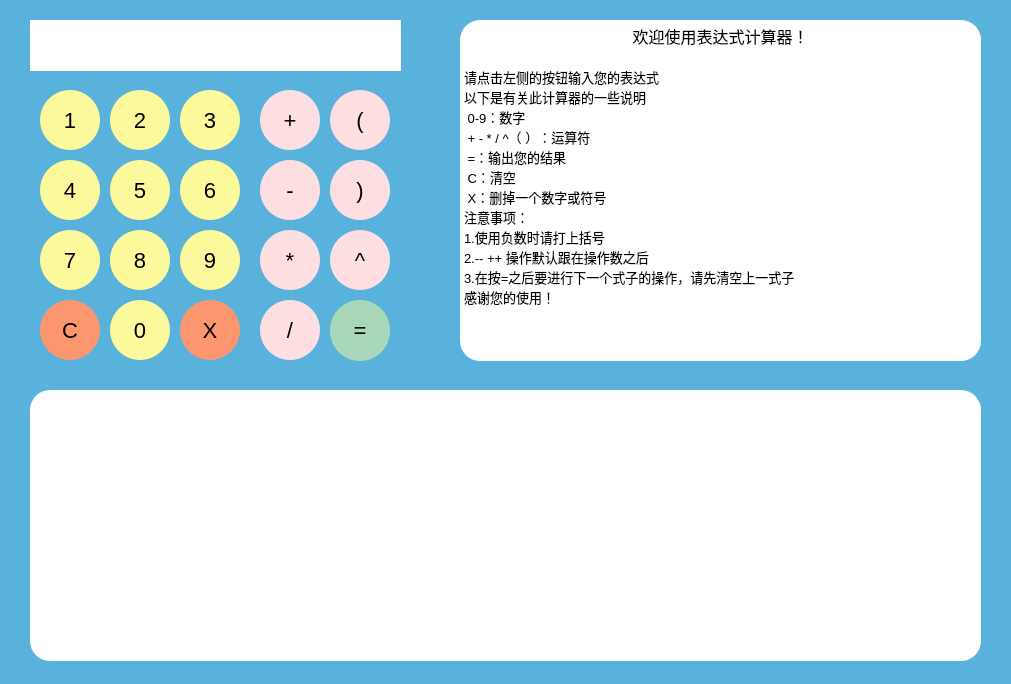
Qt form StackCal/stackcal.ui (Erout/Qt) before a commit.
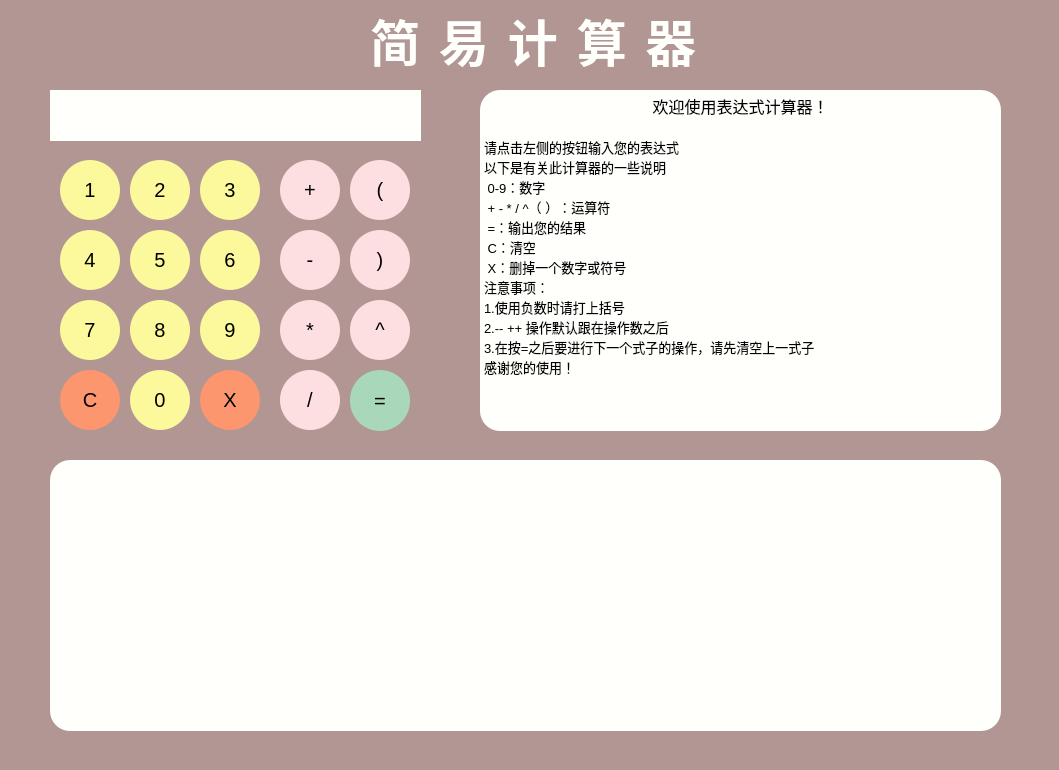
The same form after that commit.

```diff
--- a/StackCal/stackcal.ui
+++ b/StackCal/stackcal.ui
@@ -6,8 +6,8 @@
    <rect>
     <x>0</x>
     <y>0</y>
-    <width>1011</width>
-    <height>684</height>
+    <width>1059</width>
+    <height>770</height>
    </rect>
   </property>
   <property name="windowTitle">
@@ -15,14 +15,14 @@
   </property>
   <property name="styleSheet">
    <string notr="true">QWidget{
-background-color:rgb(88,178,220);
+	background-color:rgb(177,150,147);
 }</string>
   </property>
   <widget class="QPushButton" name="one">
    <property name="geometry">
     <rect>
-     <x>40</x>
-     <y>90</y>
+     <x>60</x>
+     <y>160</y>
      <width>60</width>
      <height>60</height>
     </rect>
@@ -32,9 +32,10 @@
 	background-color: rgb(252,249,156);
 	color:black ;
 	font-family:'Comic Sans MS', cursive, sans-serif;
-	font-size:22px;
+	font-size:20px;
 	border:none;
 	border-radius: 30px 30px 30px 30px;
+	transition:all 0.5s;
  }
 QPushButton:hover{
 	background-color:rgb(249,191,69);
@@ -47,8 +48,8 @@
   <widget class="QPushButton" name="two">
    <property name="geometry">
     <rect>
-     <x>110</x>
-     <y>90</y>
+     <x>130</x>
+     <y>160</y>
      <width>60</width>
      <height>60</height>
     </rect>
@@ -58,9 +59,10 @@
 	background-color: rgb(252,249,156);
 	color:black ;
 	font-family:'Comic Sans MS', cursive, sans-serif;
-	font-size:22px;
+	font-size:20px;
 	border:none;
 	border-radius: 30px 30px 30px 30px;
+	transition:all 0.5s;
  }
 QPushButton:hover{
 	background-color:rgb(249,191,69);
@@ -73,8 +75,8 @@
   <widget class="QPushButton" name="three">
    <property name="geometry">
     <rect>
-     <x>180</x>
-     <y>90</y>
+     <x>200</x>
+     <y>160</y>
      <width>60</width>
      <height>60</height>
     </rect>
@@ -84,9 +86,10 @@
 	background-color: rgb(252,249,156);
 	color:black ;
 	font-family:'Comic Sans MS', cursive, sans-serif;
-	font-size:22px;
+	font-size:20px;
 	border:none;
 	border-radius: 30px 30px 30px 30px;
+	transition:all 0.5s;
  }
 QPushButton:hover{
 	background-color:rgb(249,191,69);
@@ -99,8 +102,8 @@
   <widget class="QPushButton" name="four">
    <property name="geometry">
     <rect>
-     <x>40</x>
-     <y>160</y>
+     <x>60</x>
+     <y>230</y>
      <width>60</width>
      <height>60</height>
     </rect>
@@ -110,9 +113,10 @@
 	background-color: rgb(252,249,156);
 	color:black ;
 	font-family:'Comic Sans MS', cursive, sans-serif;
-	font-size:22px;
+	font-size:20px;
 	border:none;
 	border-radius: 30px 30px 30px 30px;
+	transition:all 0.5s;
  }
 QPushButton:hover{
 	background-color:rgb(249,191,69);
@@ -125,8 +129,8 @@
   <widget class="QPushButton" name="five">
    <property name="geometry">
     <rect>
-     <x>110</x>
-     <y>160</y>
+     <x>130</x>
+     <y>230</y>
      <width>60</width>
      <height>60</height>
     </rect>
@@ -136,9 +140,10 @@
 	background-color: rgb(252,249,156);
 	color:black ;
 	font-family:'Comic Sans MS', cursive, sans-serif;
-	font-size:22px;
+	font-size:20px;
 	border:none;
 	border-radius: 30px 30px 30px 30px;
+	transition:all 0.5s;
  }
 QPushButton:hover{
 	background-color:rgb(249,191,69);
@@ -151,8 +156,8 @@
   <widget class="QPushButton" name="six">
    <property name="geometry">
     <rect>
-     <x>180</x>
-     <y>160</y>
+     <x>200</x>
+     <y>230</y>
      <width>60</width>
      <height>60</height>
     </rect>
@@ -162,9 +167,10 @@
 	background-color: rgb(252,249,156);
 	color:black ;
 	font-family:'Comic Sans MS', cursive, sans-serif;
-	font-size:22px;
+	font-size:20px;
 	border:none;
 	border-radius: 30px 30px 30px 30px;
+	transition:all 0.5s;
  }
 QPushButton:hover{
 	background-color:rgb(249,191,69);
@@ -177,8 +183,8 @@
   <widget class="QPushButton" name="seven">
    <property name="geometry">
     <rect>
-     <x>40</x>
-     <y>230</y>
+     <x>60</x>
+     <y>300</y>
      <width>60</width>
      <height>60</height>
     </rect>
@@ -188,9 +194,10 @@
 	background-color: rgb(252,249,156);
 	color:black ;
 	font-family:'Comic Sans MS', cursive, sans-serif;
-	font-size:22px;
+	font-size:20px;
 	border:none;
 	border-radius: 30px 30px 30px 30px;
+	transition:all 0.5s;
  }
 QPushButton:hover{
 	background-color:rgb(249,191,69);
@@ -203,8 +210,8 @@
   <widget class="QPushButton" name="eight">
    <property name="geometry">
     <rect>
-     <x>110</x>
-     <y>230</y>
+     <x>130</x>
+     <y>300</y>
      <width>60</width>
      <height>60</height>
     </rect>
@@ -214,9 +221,10 @@
 	background-color: rgb(252,249,156);
 	color:black ;
 	font-family:'Comic Sans MS', cursive, sans-serif;
-	font-size:22px;
+	font-size:20px;
 	border:none;
 	border-radius: 30px 30px 30px 30px;
+	transition:all 0.5s;
  }
 QPushButton:hover{
 	background-color:rgb(249,191,69);
@@ -229,8 +237,8 @@
   <widget class="QPushButton" name="nine">
    <property name="geometry">
     <rect>
-     <x>180</x>
-     <y>230</y>
+     <x>200</x>
+     <y>300</y>
      <width>60</width>
      <height>60</height>
     </rect>
@@ -240,9 +248,10 @@
 	background-color: rgb(252,249,156);
 	color:black ;
 	font-family:'Comic Sans MS', cursive, sans-serif;
-	font-size:22px;
+	font-size:20px;
 	border:none;
 	border-radius: 30px 30px 30px 30px;
+	transition:all 0.5s;
  }
 QPushButton:hover{
 	background-color:rgb(249,191,69);
@@ -255,8 +264,8 @@
   <widget class="QPushButton" name="zero">
    <property name="geometry">
     <rect>
-     <x>110</x>
-     <y>300</y>
+     <x>130</x>
+     <y>370</y>
      <width>60</width>
      <height>60</height>
     </rect>
@@ -266,9 +275,10 @@
 	background-color: rgb(252,249,156);
 	color:black ;
 	font-family:'Comic Sans MS', cursive, sans-serif;
-	font-size:22px;
+	font-size:20px;
 	border:none;
 	border-radius: 30px 30px 30px 30px;
+	transition:all 0.5s;
  }
 QPushButton:hover{
 	background-color:rgb(249,191,69);
@@ -281,8 +291,8 @@
   <widget class="QPushButton" name="erase">
    <property name="geometry">
     <rect>
-     <x>180</x>
-     <y>300</y>
+     <x>200</x>
+     <y>370</y>
      <width>60</width>
      <height>60</height>
     </rect>
@@ -292,7 +302,7 @@
 	background-color: rgb(251,150,110);
 	color:black ;
 	font-family:'Comic Sans MS', cursive, sans-serif;
-	font-size:22px;
+	font-size:20px;
 	border:none;
 	border-radius: 30px 30px 30px 30px;
  }
@@ -307,8 +317,8 @@
   <widget class="QPushButton" name="clear">
    <property name="geometry">
     <rect>
-     <x>40</x>
-     <y>300</y>
+     <x>60</x>
+     <y>370</y>
      <width>60</width>
      <height>60</height>
     </rect>
@@ -318,7 +328,7 @@
 	background-color: rgb(251,150,110);
 	color:black ;
 	font-family:'Comic Sans MS', cursive, sans-serif;
-	font-size:22px;
+	font-size:20px;
 	border:none;
 	border-radius: 30px 30px 30px 30px;
  }
@@ -333,8 +343,8 @@
   <widget class="QPushButton" name="add">
    <property name="geometry">
     <rect>
-     <x>260</x>
-     <y>90</y>
+     <x>280</x>
+     <y>160</y>
      <width>60</width>
      <height>60</height>
     </rect>
@@ -344,7 +354,7 @@
 	background-color: rgb(254,223,225);
 	color:black ;
 	font-family:'Comic Sans MS', cursive, sans-serif;
-	font-size:22px;
+	font-size:20px;
 	border:none;
 	border-radius: 30px 30px 30px 30px;
  }
@@ -359,8 +369,8 @@
   <widget class="QPushButton" name="sub">
    <property name="geometry">
     <rect>
-     <x>260</x>
-     <y>160</y>
+     <x>280</x>
+     <y>230</y>
      <width>60</width>
      <height>60</height>
     </rect>
@@ -370,7 +380,7 @@
 	background-color: rgb(254,223,225);
 	color:black ;
 	font-family:'Comic Sans MS', cursive, sans-serif;
-	font-size:22px;
+	font-size:20px;
 	border:none;
 	border-radius: 30px 30px 30px 30px;
  }
@@ -385,8 +395,8 @@
   <widget class="QPushButton" name="mul">
    <property name="geometry">
     <rect>
-     <x>260</x>
-     <y>230</y>
+     <x>280</x>
+     <y>300</y>
      <width>60</width>
      <height>60</height>
     </rect>
@@ -396,7 +406,7 @@
 	background-color: rgb(254,223,225);
 	color:black ;
 	font-family:'Comic Sans MS', cursive, sans-serif;
-	font-size:22px;
+	font-size:20px;
 	border:none;
 	border-radius: 30px 30px 30px 30px;
  }
@@ -411,8 +421,8 @@
   <widget class="QPushButton" name="exc">
    <property name="geometry">
     <rect>
-     <x>260</x>
-     <y>300</y>
+     <x>280</x>
+     <y>370</y>
      <width>60</width>
      <height>60</height>
     </rect>
@@ -422,7 +432,7 @@
 	background-color: rgb(254,223,225);
 	color:black ;
 	font-family:'Comic Sans MS', cursive, sans-serif;
-	font-size:22px;
+	font-size:20px;
 	border:none;
 	border-radius: 30px 30px 30px 30px;
  }
@@ -437,15 +447,15 @@
   <widget class="QTextBrowser" name="textBrowser">
    <property name="geometry">
     <rect>
-     <x>30</x>
-     <y>20</y>
+     <x>50</x>
+     <y>90</y>
      <width>371</width>
      <height>51</height>
     </rect>
    </property>
    <property name="styleSheet">
     <string notr="true">QTextBrowser{
-background-color:white;
+background-color:rgb(255,255,251);
 font-family:'Comic Sans MS', cursive, sans-serif;
 font-size:20px;
 border:none;
@@ -455,8 +465,8 @@
   <widget class="QPushButton" name="equal">
    <property name="geometry">
     <rect>
-     <x>330</x>
-     <y>300</y>
+     <x>350</x>
+     <y>370</y>
      <width>60</width>
      <height>61</height>
     </rect>
@@ -466,7 +476,7 @@
 	background-color: rgb(168,216,185);
 	color:black ;
 	font-family:'Comic Sans MS', cursive, sans-serif;
-	font-size:22px;
+	font-size:20px;
 	border:none;
 	border-radius: 30px 30px 30px 30px;
  }
@@ -481,15 +491,15 @@
   <widget class="QTableView" name="tableView">
    <property name="geometry">
     <rect>
-     <x>30</x>
-     <y>390</y>
+     <x>50</x>
+     <y>460</y>
      <width>951</width>
      <height>271</height>
     </rect>
    </property>
    <property name="styleSheet">
     <string notr="true">QTableView{
-	background-color:white;
+	background-color:rgb(255,255,251);
 	border:none;
 	border-radius:20 20 20 20;
 }</string>
@@ -498,8 +508,8 @@
   <widget class="QPushButton" name="leftKuo">
    <property name="geometry">
     <rect>
-     <x>330</x>
-     <y>90</y>
+     <x>350</x>
+     <y>160</y>
      <width>60</width>
      <height>60</height>
     </rect>
@@ -509,7 +519,7 @@
 	background-color: rgb(254,223,225);
 	color:black ;
 	font-family:'Comic Sans MS', cursive, sans-serif;
-	font-size:22px;
+	font-size:20px;
 	border:none;
 	border-radius: 30px 30px 30px 30px;
  }
@@ -524,8 +534,8 @@
   <widget class="QPushButton" name="rightKuo">
    <property name="geometry">
     <rect>
-     <x>330</x>
-     <y>160</y>
+     <x>350</x>
+     <y>230</y>
      <width>60</width>
      <height>60</height>
     </rect>
@@ -535,7 +545,7 @@
 	background-color: rgb(254,223,225);
 	color:black ;
 	font-family:'Comic Sans MS', cursive, sans-serif;
-	font-size:22px;
+	font-size:20px;
 	border:none;
 	border-radius: 30px 30px 30px 30px;
  }
@@ -550,8 +560,8 @@
   <widget class="QTextBrowser" name="textBrowser_2">
    <property name="geometry">
     <rect>
-     <x>460</x>
-     <y>20</y>
+     <x>480</x>
+     <y>90</y>
      <width>521</width>
      <height>341</height>
     </rect>
@@ -560,7 +570,7 @@
     <string notr="true">QTextBrowser{
 	font-family:&quot;Microsoft YaHei&quot;,SimHei;
 	font-size:10px;
-	background-color:white;
+	background-color:rgb(255,255,251);
 	color:black;
 	border:none;
 	border-radius:20 20 20 20;
@@ -590,8 +600,8 @@
   <widget class="QPushButton" name="exp">
    <property name="geometry">
     <rect>
-     <x>330</x>
-     <y>230</y>
+     <x>350</x>
+     <y>300</y>
      <width>60</width>
      <height>60</height>
     </rect>
@@ -601,7 +611,7 @@
 	background-color: rgb(254,223,225);
 	color:black ;
 	font-family:'Comic Sans MS', cursive, sans-serif;
-	font-size:22px;
+	font-size:20px;
 	border:none;
 	border-radius: 30px 30px 30px 30px;
  }
@@ -613,6 +623,36 @@
     <string>^</string>
    </property>
   </widget>
+  <widget class="QLabel" name="label">
+   <property name="geometry">
+    <rect>
+     <x>370</x>
+     <y>10</y>
+     <width>481</width>
+     <height>61</height>
+    </rect>
+   </property>
+   <property name="font">
+    <font>
+     <family>Microsoft YaHei Light</family>
+     <pointsize>-1</pointsize>
+     <weight>75</weight>
+     <bold>true</bold>
+    </font>
+   </property>
+   <property name="styleSheet">
+    <string notr="true">QLabel{
+	letter-spacing:3px;
+	color:rgb(255,255,251);
+	font-weight:bold;
+	font-size:50px;
+	font-family:&quot;Microsoft YaHei Light&quot;;
+}</string>
+   </property>
+   <property name="text">
+    <string>简 易 计 算 器</string>
+   </property>
+  </widget>
  </widget>
  <layoutdefault spacing="6" margin="11"/>
  <resources/>
```
Left out of the diff: 40 changed lines with no effect on the pictures.
